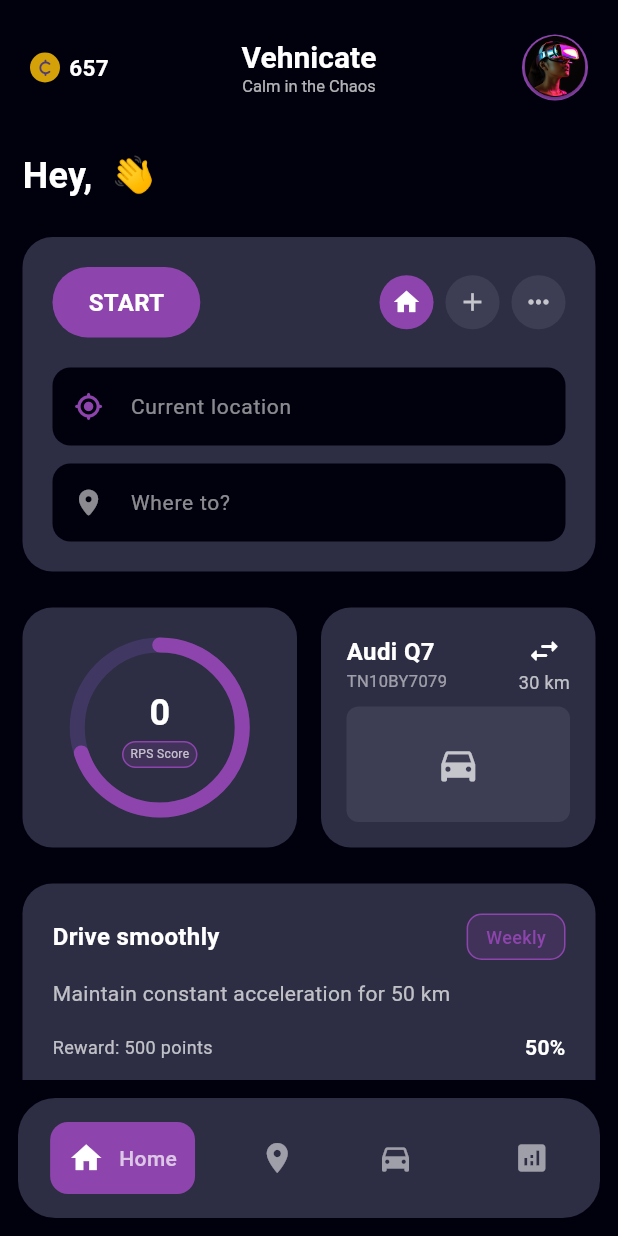
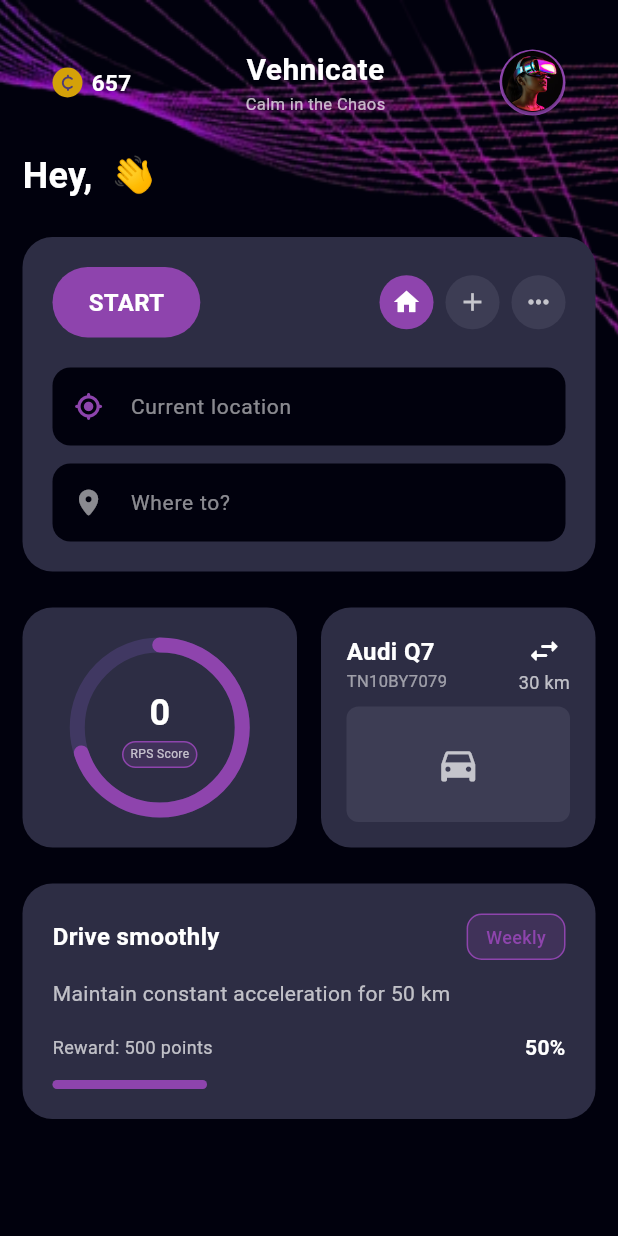
Before and after one commit to xponent-dmg/vehnicate-app, a Flutter app: the DashboardPage screen opened by its route, on a phone screen of 412 x 824 dp. Run offline on Flutter 3.47's test engine with Material 3 defaults, Android fonts, the phone set to English and light mode, and no system bars; drawn by our look-alikes of percent_indicator; our stand-ins replace firebase_analytics, firebase_auth, firebase_core, fl_chart, flutter_dotenv, font_awesome_flutter and 5 more; accounts and stored records are empty; Roboto replaces fonts that are missing (Manrope).

Commit message:
fix:removed the app bar from dashboard

```diff
--- a/mobile_app/frontend/lib/Pages/dashboard.dart
+++ b/mobile_app/frontend/lib/Pages/dashboard.dart
@@ -3,13 +3,12 @@ import 'package:flutter/material.dart';
 import 'package:font_awesome_flutter/font_awesome_flutter.dart';
 import 'package:percent_indicator/percent_indicator.dart';
 import 'package:supabase_flutter/supabase_flutter.dart';
-// import 'package:vehnicate_frontend/Pages/drive_analyze_page.dart';
 import 'package:vehnicate_frontend/Pages/profile_page.dart';
 import 'package:vehnicate_frontend/Pages/imu_collector_screen.dart';
 
 class DashboardPage extends StatefulWidget {
   const DashboardPage({super.key});
-   @override
+  @override
   State<DashboardPage> createState() => _DashboardPageState();
 }
 
@@ -37,62 +36,23 @@ class _DashboardPageState extends State<DashboardPage> {
   @override
   Widget build(BuildContext context) {
     return Scaffold(
-      appBar: AppBar(
-        actionsPadding: EdgeInsets.symmetric(horizontal: 20),
-        backgroundColor: ProfileConstants.primaryBackground,
-        elevation: 0,
-        toolbarHeight: 90,
-        leadingWidth: 120,
-        leading: Padding(
-          padding: EdgeInsets.symmetric(horizontal: 20),
-          child: Row(
-            children: [
-              CircleAvatar(
-                backgroundColor: const Color.fromARGB(255, 212, 161, 9),
-                radius: 10,
-                child: Icon(FontAwesomeIcons.centSign, size: 11),
-              ),
-              SizedBox(width: 6),
-              Text('657', style: TextStyle(color: Colors.white, fontWeight: FontWeight.bold, fontSize: 15)),
-            ],
-          ),
-        ),
-        title: Column(
-          children: [
-            Text('Vehnicate', style: TextStyle(color: Colors.white, fontSize: 20, fontWeight: FontWeight.bold)),
-            Text('Calm in the Chaos', style: TextStyle(color: Colors.white70, fontSize: 11)),
-          ],
-        ),
-        actions: [
-          GestureDetector(
-            onTap: () => Navigator.push(context, MaterialPageRoute(builder: (context) => ProfilePage())),
-            child: CircleAvatar(
-              radius: 22,
-              backgroundColor: Color(0xFF8E44AD),
-              child: Transform.translate(offset: Offset(0, 1.2), child: Image.asset("assets/logo.png")),
-            ),
-          ),
-        ],
-      ),
       backgroundColor: ProfileConstants.primaryBackground,
       body: SafeArea(
         child: SingleChildScrollView(
           // padding: const EdgeInsets.symmetric(horizontal: 20.0),
           child: Container(
             padding: EdgeInsets.symmetric(horizontal: 15, vertical: 10),
-            // decoration: BoxDecoration(
-            //   image: DecorationImage(image: AssetImage("assets/bg-image.png"), fit: BoxFit.fitHeight),
-            // ),
+            decoration: BoxDecoration(
+              image: DecorationImage(image: AssetImage("assets/bg-image.png"), fit: BoxFit.fitHeight),
+            ),
             child: Column(
               crossAxisAlignment: CrossAxisAlignment.start,
               children: [
-                    Text(
-                      "Hey, ${userDetails?['username']??'Guest'} 👋",
-                      style: const TextStyle(
-                          color: Colors.white,
-                          fontSize: 24,
-                          fontWeight: FontWeight.w600),
-                    ),
+                _header(context),
+                Text(
+                  "Hey, ${userDetails?['username'] ?? 'Guest'} 👋",
+                  style: const TextStyle(color: Colors.white, fontSize: 24, fontWeight: FontWeight.w600),
+                ),
                 SizedBox(height: 24),
                 // Start Card
                 _startCard(context),
@@ -174,40 +134,10 @@ class _DashboardPageState extends State<DashboardPage> {
           ),
         ),
       ),
-
-      // Bottom Navigation Bar
-      bottomNavigationBar: Container(
-        margin: EdgeInsets.symmetric(horizontal: 12, vertical: 12),
-        height: 80,
-        decoration: BoxDecoration(color: Color(0xFF2d2d44), borderRadius: BorderRadius.all(Radius.circular(25))),
-        child: Row(
-          mainAxisAlignment: MainAxisAlignment.spaceAround,
-          children: [
-            Container(
-              padding: EdgeInsets.all(12),
-              decoration: BoxDecoration(color: Color(0xFF8E44AD), borderRadius: BorderRadius.circular(12)),
-              child: Row(
-                children: [
-                  Icon(Icons.home, color: Colors.white, size: 24),
-                  SizedBox(width: 10),
-                  Text("Home", style: ProfileConstants.labelStyle),
-                ],
-              ),
-            ),
-            Icon(Icons.location_on, color: Colors.white54, size: 24),
-            IconButton(onPressed: ()=>Navigator.pushNamed(context, "/garage"),
-            icon: Icon(Icons.directions_car, color: Colors.white54, size: 24),
-            ),
-            IconButton(
-              onPressed: () => Navigator.pushNamed(context, "/analyze"),
-              icon: Icon(Icons.analytics, color: Colors.white54, size: 24),
-            ),
-          ],
-        ),
-      ),
     );
   }
 }
+
 Future<Map<String, dynamic>?> getUserdetails() async {
   try {
     // Get current Firebase user
@@ -220,11 +150,8 @@ Future<Map<String, dynamic>?> getUserdetails() async {
     }
 
     // Query Supabase using Firebase UID
-    final username = await Supabase.instance.client
-        .from('userdetails')
-        .select()
-        .eq('firebaseuid', firebaseUser.uid)
-        .single();
+    final username =
+        await Supabase.instance.client.from('userdetails').select().eq('firebaseuid', firebaseUser.uid).single();
 
     print("Supabase response: $username");
     return username;
@@ -234,50 +161,50 @@ Future<Map<String, dynamic>?> getUserdetails() async {
   }
 }
 
-// Widget _header(context) {
-//   return Container(
-//     height: 90,
-//     padding: const EdgeInsets.symmetric(horizontal: 20),
-//     child: Row(
-//       mainAxisAlignment: MainAxisAlignment.spaceBetween,
-//       children: [
-//         // Leading section
-//         SizedBox(
-//           child: Row(
-//             children: [
-//               CircleAvatar(
-//                 backgroundColor: const Color.fromARGB(255, 212, 161, 9),
-//                 radius: 10,
-//                 child: Icon(FontAwesomeIcons.centSign, size: 11),
-//               ),
-//               const SizedBox(width: 6),
-//               const Text('657', style: TextStyle(color: Colors.white, fontWeight: FontWeight.bold, fontSize: 15)),
-//             ],
-//           ),
-//         ),
+Widget _header(context) {
+  return Container(
+    height: 90,
+    padding: const EdgeInsets.symmetric(horizontal: 20),
+    child: Row(
+      mainAxisAlignment: MainAxisAlignment.spaceBetween,
+      children: [
+        // Leading section
+        SizedBox(
+          child: Row(
+            children: [
+              CircleAvatar(
+                backgroundColor: const Color.fromARGB(255, 212, 161, 9),
+                radius: 10,
+                child: Icon(FontAwesomeIcons.centSign, size: 11),
+              ),
+              const SizedBox(width: 6),
+              const Text('657', style: TextStyle(color: Colors.white, fontWeight: FontWeight.bold, fontSize: 15)),
+            ],
+          ),
+        ),
 
-//         // Title section
-//         Column(
-//           mainAxisAlignment: MainAxisAlignment.center,
-//           children: const [
-//             Text('Vehnicate', style: TextStyle(color: Colors.white, fontSize: 20, fontWeight: FontWeight.bold)),
-//             Text('Calm in the Chaos', style: TextStyle(color: Colors.white70, fontSize: 11)),
-//           ],
-//         ),
+        // Title section
+        Column(
+          mainAxisAlignment: MainAxisAlignment.center,
+          children: const [
+            Text('Vehnicate', style: TextStyle(color: Colors.white, fontSize: 20, fontWeight: FontWeight.bold)),
+            Text('Calm in the Chaos', style: TextStyle(color: Colors.white70, fontSize: 11)),
+          ],
+        ),
 
-//         // Actions section
-//         GestureDetector(
-//           onTap: () => Navigator.push(context, MaterialPageRoute(builder: (context) => ProfilePage())),
-//           child: CircleAvatar(
-//             radius: 22,
-//             backgroundColor: Color(0xFF8E44AD),
-//             child: Transform.translate(offset: const Offset(0, 1.2), child: Image.asset("assets/logo.png")),
-//           ),
-//         ),
-//       ],
-//     ),
-//   );
-// }
+        // Actions section
+        GestureDetector(
+          onTap: () => Navigator.pushNamed(context, '/profile'),
+          child: CircleAvatar(
+            radius: 22,
+            backgroundColor: Color(0xFF8E44AD),
+            child: Transform.translate(offset: const Offset(0, 1.2), child: Image.asset("assets/logo.png")),
+          ),
+        ),
+      ],
+    ),
+  );
+}
 
 Widget _textField({required String hintText, required IconData icon, required Color color}) {
   return Container(
--- a/mobile_app/frontend/lib/Pages/drive_analyze_page.dart
+++ b/mobile_app/frontend/lib/Pages/drive_analyze_page.dart
@@ -255,19 +255,13 @@ class DriveAnalyzePage extends StatelessWidget {
       child: Column(
         crossAxisAlignment: CrossAxisAlignment.start,
         children: [
-          Row(
-            children: [
-              IconButton(
-                onPressed: () => Navigator.pop(context),
-                icon: Icon(Icons.arrow_back_ios_new_rounded, color: Colors.white),
-              ),
-              SizedBox(width: 8),
-              Text('Drive Analysis', style: DriveAnalyzeConstants.titleStyle),
-            ],
+          Padding(
+            padding: const EdgeInsets.only(left: 20),
+            child: Text('Drive Analysis', style: DriveAnalyzeConstants.titleStyle),
           ),
           SizedBox(height: 8),
           Padding(
-            padding: const EdgeInsets.only(left: 56),
+            padding: const EdgeInsets.only(left: 20),
             child: Text('Review your past drives and track your progress', style: DriveAnalyzeConstants.subtitleStyle),
           ),
         ],
```
